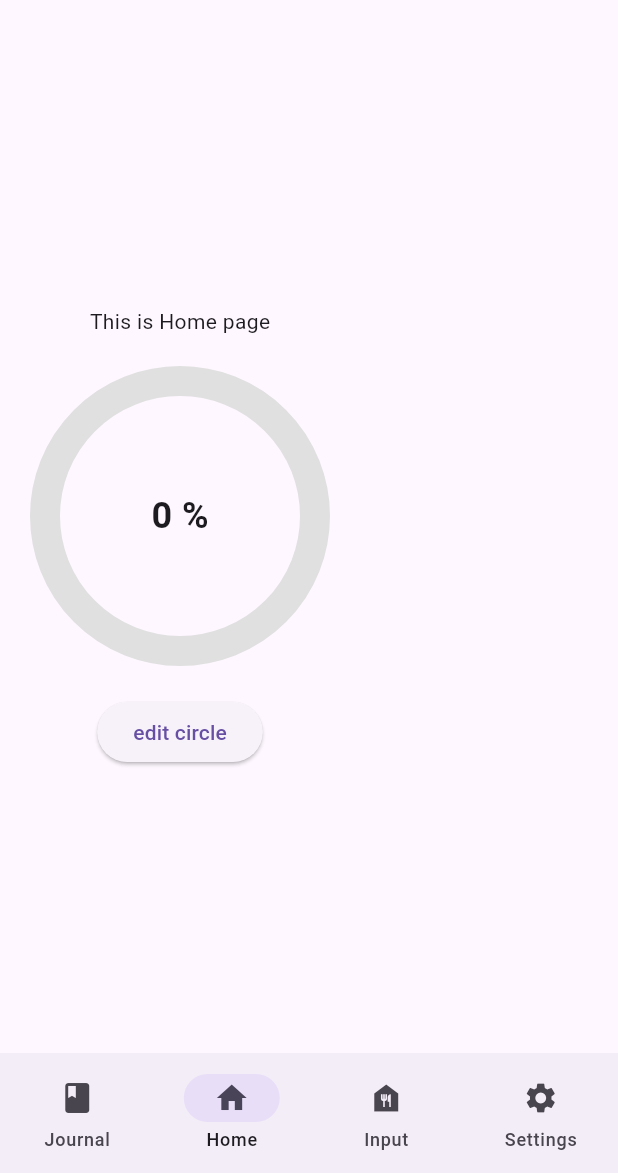
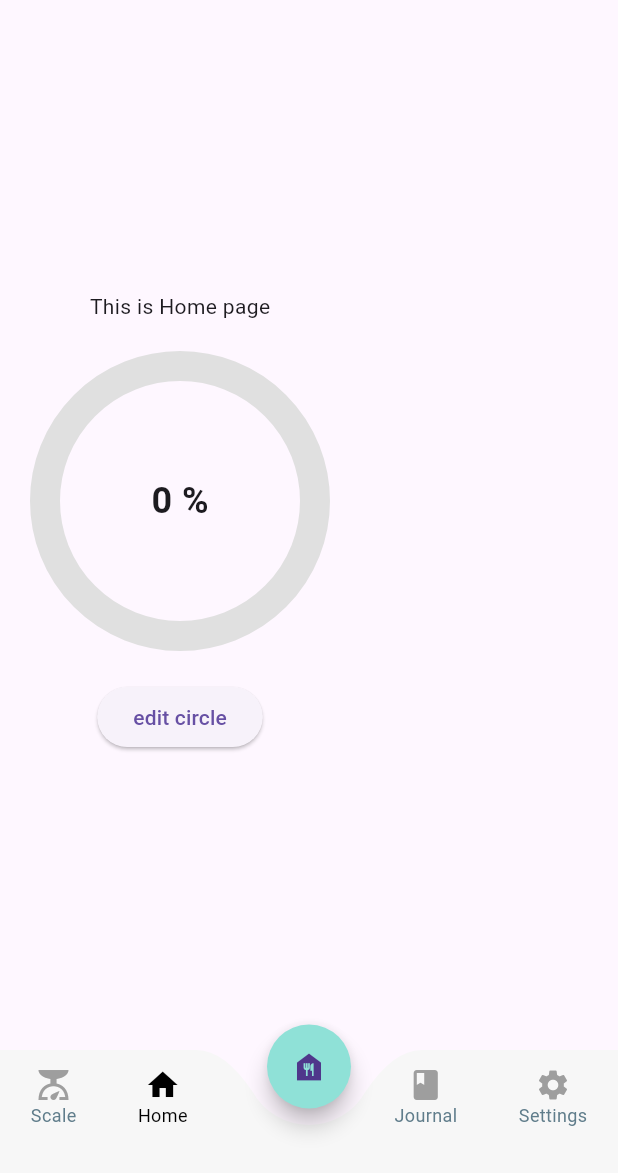
Before and after one commit to Teodor310/Recomp-App, a Flutter app: the screen it shows after launch, on a phone screen of 412 x 824 dp, the part 63-1236 px from its top. Run offline on Flutter 3.47's test engine with Material 3 defaults, Android fonts, the phone set to English and light mode, and no system bars; missing offline and left inert: dart:ffi.

Commit message:
NavbarDemo

```diff
--- a/lib/data/constants.dart
+++ b/lib/data/constants.dart
@@ -0,0 +1,4 @@
+import 'dart:ui';
+
+const Color primaryColor = Color(0xFF8FE1D7); // Blue
+const Color widgitsColor = Color(0xFFF7F7F7);
--- a/lib/views/widget_tree.dart
+++ b/lib/views/widget_tree.dart
@@ -14,9 +14,9 @@ class WidgetTree extends StatefulWidget {
 }
 
 List<Widget> screens = [
+  ManualInputPage(),
+  HomePage(),
   JournalPage(),
-  HomePage(),
-  ManualInputPage(),
   SettingsPage(),
 ];
 
--- a/lib/views/widgets/navbar_widgit.dart
+++ b/lib/views/widgets/navbar_widgit.dart
@@ -1,5 +1,6 @@
 import 'package:flutter/material.dart';
 import 'package:recomp_ai/data/notifiers.dart';
+import 'package:recomp_ai/data/constants.dart';
 
 class NavbarWidgit extends StatefulWidget {
   const NavbarWidgit({super.key});
@@ -15,22 +16,120 @@ class _NavbarWidgitState extends State<NavbarWidgit> {
       valueListenable: selectedPageNotifier,
       builder: (context, selectedPage, child) {
         // when another item is selected, we need to rebuild the navbar to highlight the item
-        return NavigationBar(
-          destinations: [
-            NavigationDestination(icon: Icon(Icons.book), label: "Journal"),
-            NavigationDestination(icon: Icon(Icons.home), label: "Home"),
-            NavigationDestination(icon: Icon(Icons.food_bank), label: "Input"),
-            NavigationDestination(
-              icon: Icon(Icons.settings),
-              label: "Settings",
-            ),
-          ],
-          onDestinationSelected: (value) {
-            selectedPageNotifier.value = value;
-          },
-          selectedIndex: selectedPage, // highlight selected icon
+        return SizedBox(
+          height: 100,
+          child: Stack(
+            alignment: Alignment.bottomCenter,
+            children: [
+              CustomPaint(
+                size: Size(MediaQuery.of(context).size.width, 82),
+                painter: NavBarPainter(),
+              ),
+              Positioned(
+                bottom: 43,
+                child: FloatingActionButton(
+                  shape: const CircleBorder(),
+                  backgroundColor: primaryColor,
+                  onPressed: () {
+                    selectedPageNotifier.value = 2;
+                  },
+                  child: Icon(Icons.food_bank),
+                ),
+              ),
+              Positioned(
+                bottom: 30,
+                left: 0,
+                right: 0,
+                child: Row(
+                  mainAxisAlignment:
+                      MainAxisAlignment.spaceAround, // auto layout
+                  children: [
+                    _navItem(Icons.scale, "Scale", 0, selectedPage),
+                    _navItem(Icons.home, "Home", 1, selectedPage),
+                    SizedBox(width: 56),
+
+                    _navItem(Icons.book, "Journal", 2, selectedPage),
+                    _navItem(Icons.settings, "Settings", 3, selectedPage),
+                  ],
+                ),
+              ),
+            ],
+          ),
         );
       },
     );
   }
 }
+
+Widget _navItem(IconData icon, String label, int index, int selectedIndex) {
+  final isSelected = selectedIndex == index;
+  return GestureDetector(
+    onTap: () => selectedPageNotifier.value = index,
+    child: Column(
+      mainAxisSize: MainAxisSize.min,
+      children: [
+        Icon(icon, color: isSelected ? Colors.black : Colors.grey),
+        Text(
+          label,
+          style: TextStyle(
+            fontSize: 12,
+            color: isSelected ? Colors.black : Colors.blueGrey,
+          ),
+        ),
+      ],
+    ),
+  );
+}
+
+class NavBarPainter extends CustomPainter {
+  void paint(Canvas canvas, Size size) {
+    // canvas.drawRect(
+    //   Rect.fromLTWH(0, 0, size.width, size.height),
+    //   Paint()..color = Colors.red,
+    // );
+    double width = size.width;
+
+    print("Screen width: $width");
+    final paint = Paint();
+    paint.color = widgitsColor;
+    paint.style = PaintingStyle.fill;
+    // paint.shadowColor = Colors.black.withOpacity(0.1);
+    final path = Path();
+    final centerX = size.width / 2;
+    path.moveTo(0, 0);
+    path.lineTo(centerX - 75, 0);
+
+    // Curve down into the dip
+    path.quadraticBezierTo(
+      centerX - (75 + 37.5) / 2,
+      0,
+      centerX - 75 + 37.5,
+      28,
+    );
+
+    // Arc forming the main circular dip
+    path.arcToPoint(
+      Offset(centerX + 37.5, 28),
+      radius: const Radius.circular(43),
+      clockwise: false,
+    );
+    path.quadraticBezierTo(centerX + (75 + 37.5) / 2, 0, centerX + 75, 0);
+    // Curve back up from the dip
+    // path.quadraticBezierTo(centerX + 35, 0, centerX + 45, 0);
+
+    // Complete the top edge to the right
+    path.lineTo(size.width, 0);
+
+    // Draw the rest of the rectangle
+    path.lineTo(size.width, size.height);
+    path.lineTo(0, size.height);
+    path.close();
+
+    // Optional shadow for depth
+    //canvas.drawShadow(path, Colors.black, 4, true);
+    canvas.drawPath(path, paint);
+  }
+
+  @override
+  bool shouldRepaint(covariant CustomPainter oldDelegate) => false;
+}
```
